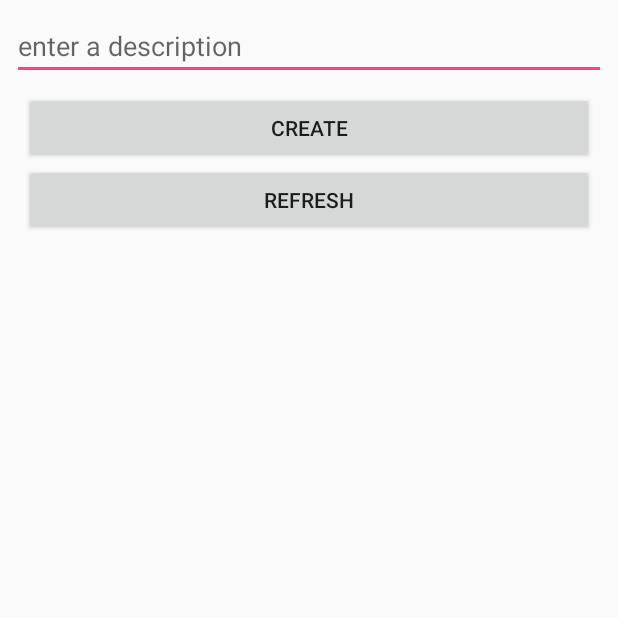
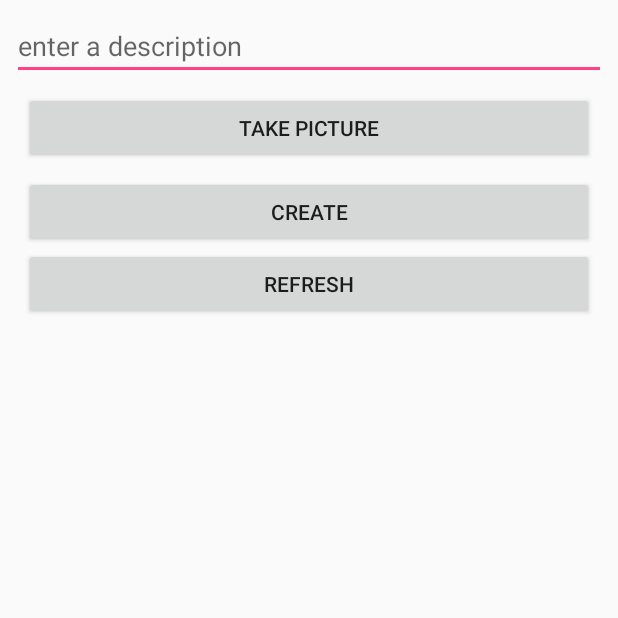
Before and after one commit to sophiah123/FBUInstagram, an Android app: the HomeActivity screen opened directly, with no data from a screen before it, on a phone screen of 412 x 824 dp, the top half of it. Run offline under Robolectric (Android 15) with nearby library versions, the phone set to English and light mode, and no system bars; libraries missing offline, so code that uses them is left out: com.parse.

Commit message:
Added take photo feature

```diff
--- a/app/src/main/java/com/example/sophiah123/fbuinstagram/HomeActivity.java
+++ b/app/src/main/java/com/example/sophiah123/fbuinstagram/HomeActivity.java
@@ -1,5 +1,6 @@
 package com.example.sophiah123.fbuinstagram;
 
+import android.content.Intent;
 import android.os.Bundle;
 import android.support.v7.app.AppCompatActivity;
 import android.util.Log;
@@ -21,8 +22,11 @@ public class HomeActivity extends AppCompatActivity {
 
     private static final String imagePath = "/storage/emulated/0/DCIM/Camera/IMG_20180710_112710.jpg";
     private EditText descriptionInput;
+    //private Button pictureButton;
     private Button createButton;
     private Button refreshButton;
+    private Button pictureButton;
+
 
     @Override
     protected void onCreate(Bundle savedInstanceState) {
@@ -32,6 +36,16 @@ public class HomeActivity extends AppCompatActivity {
         descriptionInput = findViewById(R.id.description_et);
         createButton = findViewById(R.id.create_btn);
         refreshButton = findViewById(R.id.refresh_btn);
+        pictureButton = findViewById(R.id.picture_btn);
+
+        pictureButton.setOnClickListener(new View.OnClickListener() {
+            @Override
+            public void onClick(View v) {
+                //new intent
+                final Intent intent =new Intent(HomeActivity.this, UploadPhotoActivity.class);
+                startActivity(intent);
+            }
+        });
 
         createButton.setOnClickListener(new View.OnClickListener() {
             @Override
@@ -45,8 +59,9 @@ public class HomeActivity extends AppCompatActivity {
                 parseFile.saveInBackground(new SaveCallback() {
                     @Override
                     public void done(ParseException e) {
-                        if(e==null)
+                        if (e == null)
                             createPost(description, parseFile, user);
+
                     }
                 });
 
@@ -64,7 +79,15 @@ public class HomeActivity extends AppCompatActivity {
 
     }
 
-    private void createPost(String description, ParseFile imageFile, ParseUser user) {
+    /*
+    // Log out any existing session
+    ParseUser currentUser = ParseUser.getCurrentUser();
+        if (currentUser != null) {
+        ParseUser.logOut();
+    }
+    */
+
+        private void createPost(String description, ParseFile imageFile, ParseUser user) {
         final Post newPost = new Post();
         newPost.setDescription(description);
         newPost.setImage(imageFile);
@@ -85,6 +108,8 @@ public class HomeActivity extends AppCompatActivity {
         });
 
     }
+
+
 
     private void loadTopPosts() {
         final Post.Query postsQuery = new Post.Query();
--- a/app/src/main/java/com/example/sophiah123/fbuinstagram/ParseApp.java
+++ b/app/src/main/java/com/example/sophiah123/fbuinstagram/ParseApp.java
@@ -21,4 +21,5 @@ public class ParseApp extends Application{
                 .build();
         Parse.initialize(configuration);
     }
+
 }
--- a/app/src/main/res/layout/activity_home.xml
+++ b/app/src/main/res/layout/activity_home.xml
@@ -18,10 +18,23 @@
         android:ems="10"
         android:hint="enter a description"
         android:inputType="text"
-        app:layout_constraintBottom_toTopOf ="@+id/create_btn"
+        app:layout_constraintBottom_toTopOf ="@+id/picture_btn"
         app:layout_constraintEnd_toEndOf ="parent"
         app:layout_constraintStart_toStartOf ="parent"
         app:layout_constraintTop_toTopOf ="parent"/>
+
+    <Button
+        android:id="@+id/picture_btn"
+        android:layout_width="0dp"
+        android:layout_height="wrap_content"
+        android:layout_marginBottom="8dp"
+        android:layout_marginEnd="16dp"
+        android:layout_marginStart="16dp"
+        android:text="Take Picture"
+        app:layout_constraintTop_toBottomOf ="@+id/description_et"
+        app:layout_constraintBottom_toTopOf ="@+id/create_btn"
+        app:layout_constraintEnd_toEndOf ="parent"
+        app:layout_constraintStart_toStartOf ="parent"/>
 
     <Button
         android:id="@+id/create_btn"
--- a/app/src/main/res/values/strings.xml
+++ b/app/src/main/res/values/strings.xml
@@ -1,5 +1,5 @@
 <resources>
-    <string name="app_name">FBUInstagram</string>
+    <string name="app_name">Instagram</string>
 
     <!-- Strings related to login -->
     <string name="prompt_username">Username</string>
```
Also changed, not shown: app/src/main/AndroidManifest.xml (+21 -2 lines), app/src/main/java/com/example/sophiah123/fbuinstagram/BitmapScaler.java (added, +42 -0 lines), app/src/main/java/com/example/sophiah123/fbuinstagram/FeedActivity.java (added, +45 -0 lines), app/src/main/java/com/example/sophiah123/fbuinstagram/UploadPhotoActivity.java (added, +88 -0 lines), app/src/main/java/com/example/sophiah123/fbuinstagram/model/Post.java (+8 -0 lines), app/src/main/res/layout/activity_feed.xml (added, +9 -0 lines), app/src/main/res/layout/activity_upload_photo.xml (added, +32 -0 lines), app/src/main/res/xml/fileprovider.xml (added, +10 -0 lines).
